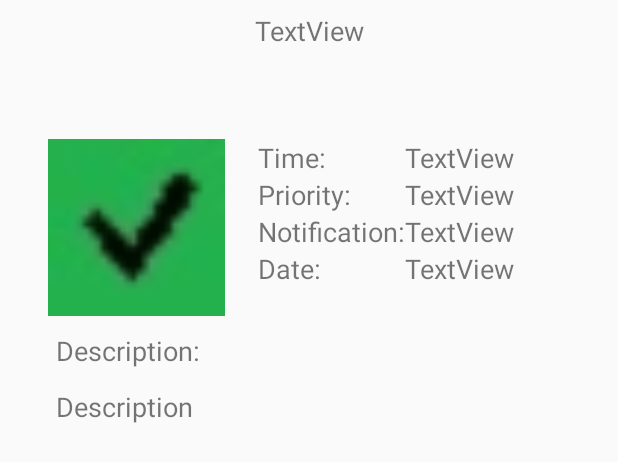
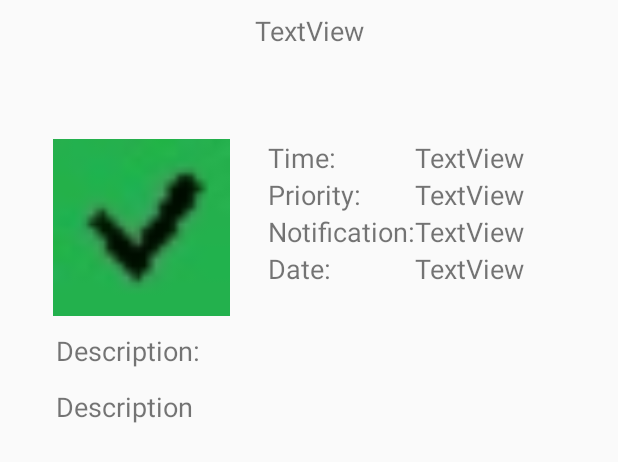
Before and after one commit to LukM88/engproject, an Android app: the layout fragment_details.xml on its own in the app's theme, with its tools: preview values and no code run, on a phone screen of 412 x 824 dp. Shown: the top 462 px of the screen. Run offline under Robolectric (Android 15) with nearby library versions, the phone set to English and light mode, and no system bars.

Commit message:
Dodawnie sprawozdania

```diff
--- a/app/src/main/res/layout/fragment_details.xml
+++ b/app/src/main/res/layout/fragment_details.xml
@@ -13,7 +13,7 @@
         android:layout_width="208dp"
         android:layout_height="141dp"
         android:layout_marginTop="60dp"
-        android:layout_marginEnd="32dp"
+        android:layout_marginEnd="25dp"
         android:splitMotionEvents="false"
         app:columnCount="2"
         app:layout_constraintEnd_toEndOf="parent"
```
Also changed, not shown: 1 other file.
